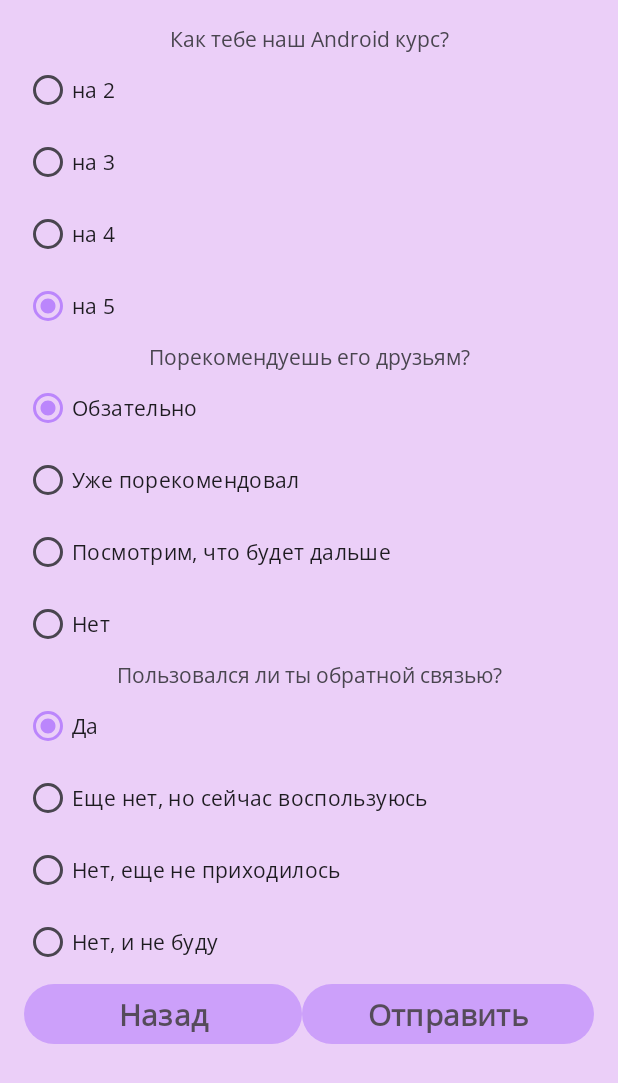
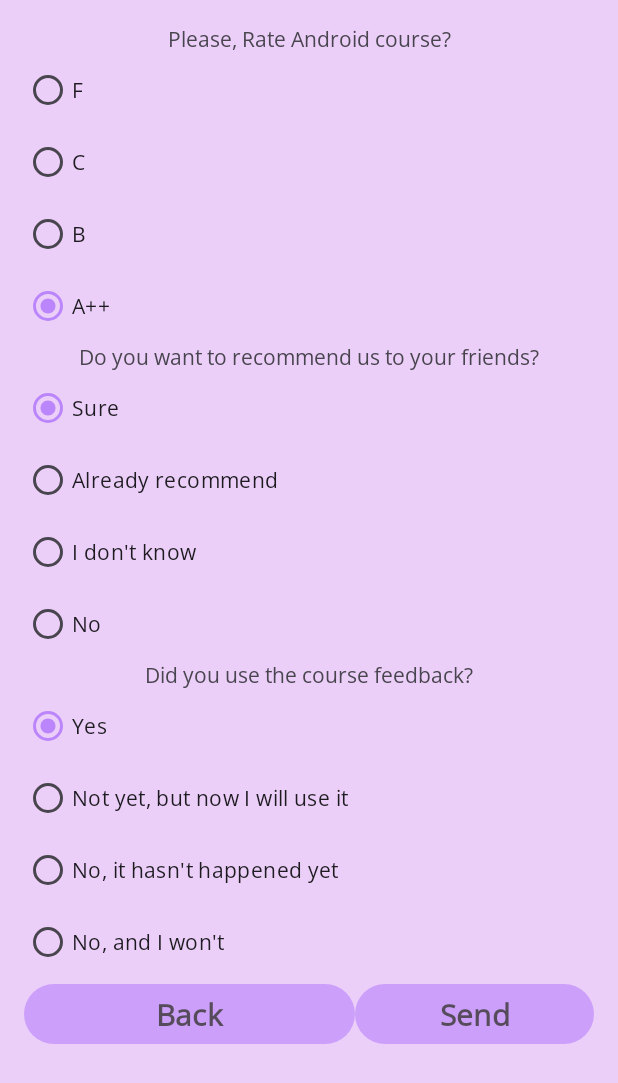
Before and after one commit to nikitam1337/android_dev_1_2022, an Android app: the SurveyScreenFragment screen opened through its navigation route, on a phone screen of 412 x 824 dp. Shown: the top 1083 px of the screen. Run offline under Robolectric (Android 15) with nearby library versions, the phone set to English and light mode, and no system bars; our stand-ins replace navigation-ui.

Commit message:
task 9 compleated

```diff
--- a/m9_quiz_localization/quizApp/app/src/main/java/com/example/know_everything/SurveyScreenFragment.kt
+++ b/m9_quiz_localization/quizApp/app/src/main/java/com/example/know_everything/SurveyScreenFragment.kt
@@ -1,13 +1,15 @@
 package com.example.know_everything
 
 import android.os.Bundle
-import androidx.fragment.app.Fragment
 import android.view.LayoutInflater
 import android.view.View
 import android.view.ViewGroup
+import androidx.fragment.app.Fragment
 import androidx.navigation.fragment.findNavController
 import com.example.know_everything.databinding.FragmentSurveyScreenBinding
 import com.example.super_quiz.quiz.QuizStorage
+import java.util.Locale
+
 
 // TODO: Rename parameter arguments, choose names that match
 // the fragment initialization parameters, e.g. ARG_ITEM_NUMBER
@@ -88,38 +90,30 @@ class SurveyScreenFragment : Fragment() {
         }
 
 
-        //filling textViews
-        binding.tvFirstQuestion.text =
-            QuizStorage.getQuiz(QuizStorage.Locale.Ru).questions[0].question
-        binding.tvSecondQuestion.text =
-            QuizStorage.getQuiz(QuizStorage.Locale.Ru).questions[1].question
-        binding.tvThirdQuestion.text =
-            QuizStorage.getQuiz(QuizStorage.Locale.Ru).questions[2].question
-        //filling radioButtons
-        binding.optAnswer1Q1.text =
-            QuizStorage.getQuiz(QuizStorage.Locale.Ru).questions[0].answers[0]
-        binding.optAnswer2Q1.text =
-            QuizStorage.getQuiz(QuizStorage.Locale.Ru).questions[0].answers[1]
-        binding.optAnswer3Q1.text =
-            QuizStorage.getQuiz(QuizStorage.Locale.Ru).questions[0].answers[2]
-        binding.optAnswer4Q1.text =
-            QuizStorage.getQuiz(QuizStorage.Locale.Ru).questions[0].answers[3]
-        binding.optAnswer1Q2.text =
-            QuizStorage.getQuiz(QuizStorage.Locale.Ru).questions[1].answers[0]
-        binding.optAnswer2Q2.text =
-            QuizStorage.getQuiz(QuizStorage.Locale.Ru).questions[1].answers[1]
-        binding.optAnswer3Q2.text =
-            QuizStorage.getQuiz(QuizStorage.Locale.Ru).questions[1].answers[2]
-        binding.optAnswer4Q2.text =
-            QuizStorage.getQuiz(QuizStorage.Locale.Ru).questions[1].answers[3]
-        binding.optAnswer1Q3.text =
-            QuizStorage.getQuiz(QuizStorage.Locale.Ru).questions[2].answers[0]
-        binding.optAnswer2Q3.text =
-            QuizStorage.getQuiz(QuizStorage.Locale.Ru).questions[2].answers[1]
-        binding.optAnswer3Q3.text =
-            QuizStorage.getQuiz(QuizStorage.Locale.Ru).questions[2].answers[2]
-        binding.optAnswer4Q3.text =
-            QuizStorage.getQuiz(QuizStorage.Locale.Ru).questions[2].answers[3]
+        val quiz = QuizStorage.getQuiz(Locale.getDefault())
+
+        // Setting questions
+        binding.tvFirstQuestion.text = quiz.questions[0].question
+        binding.tvSecondQuestion.text = quiz.questions[1].question
+        binding.tvThirdQuestion.text = quiz.questions[2].question
+
+        // Setting answers for question 1
+        binding.optAnswer1Q1.text = quiz.questions[0].answers[0]
+        binding.optAnswer2Q1.text = quiz.questions[0].answers[1]
+        binding.optAnswer3Q1.text = quiz.questions[0].answers[2]
+        binding.optAnswer4Q1.text = quiz.questions[0].answers[3]
+
+        // Setting answers for question 2
+        binding.optAnswer1Q2.text = quiz.questions[1].answers[0]
+        binding.optAnswer2Q2.text = quiz.questions[1].answers[1]
+        binding.optAnswer3Q2.text = quiz.questions[1].answers[2]
+        binding.optAnswer4Q2.text = quiz.questions[1].answers[3]
+
+        // Setting answers for question 3
+        binding.optAnswer1Q3.text = quiz.questions[2].answers[0]
+        binding.optAnswer2Q3.text = quiz.questions[2].answers[1]
+        binding.optAnswer3Q3.text = quiz.questions[2].answers[2]
+        binding.optAnswer4Q3.text = quiz.questions[2].answers[3]
     }
 
     private fun getIndexOfAnswer(id: Int, radioGroup: Int): Int {
--- a/m9_quiz_localization/quizApp/app/src/main/java/com/example/know_everything/quiz/QuizStorage.kt
+++ b/m9_quiz_localization/quizApp/app/src/main/java/com/example/know_everything/quiz/QuizStorage.kt
@@ -1,19 +1,18 @@
 package com.example.super_quiz.quiz
 
+import java.util.Locale
+
 object QuizStorage {
-    fun getQuiz(locale: Locale): Quiz = when (locale) {
-        Locale.Ru -> quizRu
-        Locale.En -> quizEn
+
+    fun getQuiz(locale: Locale): Quiz = when (locale.language) {
+        Locale("ru").language -> quizRu
+        else -> quizEn
     }
 
     fun answer(quiz: Quiz, answers: List<Int>): String = quiz
         .questions
         .zip(answers) { question, index -> question.feedback[index] }
         .joinToString(separator = " ")
-
-    enum class Locale {
-        Ru, En
-    }
 
     private val quizRu = object : Quiz {
         override val questions: List<Question> = listOf(
--- a/m9_quiz_localization/quizApp/app/src/main/res/layout/fragment_survey_screen.xml
+++ b/m9_quiz_localization/quizApp/app/src/main/res/layout/fragment_survey_screen.xml
@@ -23,7 +23,7 @@
             android:layout_height="wrap_content"
             android:layout_gravity="center_horizontal"
             android:textAlignment="center"
-            tools:text="First question" />
+            tools:text="@string/first_question" />
 
         <RadioGroup
             android:id="@+id/radioGroupQuestion1"
@@ -58,7 +58,7 @@
             android:layout_height="wrap_content"
             android:layout_gravity="center_horizontal"
             android:textAlignment="center"
-            tools:text="Second question" />
+            tools:text="@string/second_question" />
 
         <RadioGroup
             android:id="@+id/radioGroupQuestion2"
@@ -94,7 +94,7 @@
             android:layout_height="wrap_content"
             android:layout_gravity="center_horizontal"
             android:textAlignment="center"
-            tools:text="Third question" />
+            tools:text="@string/third_question" />
 
         <RadioGroup
             android:id="@+id/radioGroupQuestion3"
--- a/m9_quiz_localization/quizApp/app/src/main/res/values/strings.xml
+++ b/m9_quiz_localization/quizApp/app/src/main/res/values/strings.xml
@@ -1,15 +1,23 @@
 <resources>
     <string name="app_name">Know_everything</string>
     <string name="welcome_picture_name">Welcome_picture_name</string>
-    <string name="button_continue">Продолжить</string>
-    <string name="button_start">Начать</string>
+    <string name="button_continue">Continue</string>
+    <string name="button_start">Start</string>
     <!-- TODO: Remove or change this placeholder text -->
     <string name="hello_blank_fragment">Hello blank fragment</string>
-    <string name="welcome_text">Приветствую в игре Know Everyting!</string>
+    <string name="welcome_text">Welcome to Know Everything!</string>
 
-    <string name="btn_text_back_to_welcome">Назад</string>
-    <string name="bnt_text_go_to_result">Отправить</string>
-    <string name="restart_btn_text">Начать заново</string>
-    <string name="text_Title_Result_Fragment">Ваши результаты:</string>
-    <string name="open_dateBirth_picker">Выберите дату рождения</string>
+    <string name="btn_text_back_to_welcome">Back</string>
+    <string name="bnt_text_go_to_result">Send</string>
+    <string name="restart_btn_text">Start over</string>
+    <string name="text_Title_Result_Fragment">Your results:</string>
+    <string name="open_dateBirth_picker">Choose your date of birth</string>
+    <string name="first_question">First question: </string>
+    <string name="second_question">Second question: </string>
+    <string name="third_question">Third question: </string>
+
+    <string name="survey_results">Survey results: </string>
+    <string name="answer">Answer: </string>
+    <string name="feedback">Feedback: </string>
+
 </resources>
```
Also changed, not shown: m9_quiz_localization/quizApp/app/src/main/java/com/example/know_everything/ResultScreenFragment.kt (+14 -11 lines), 1 other file.
